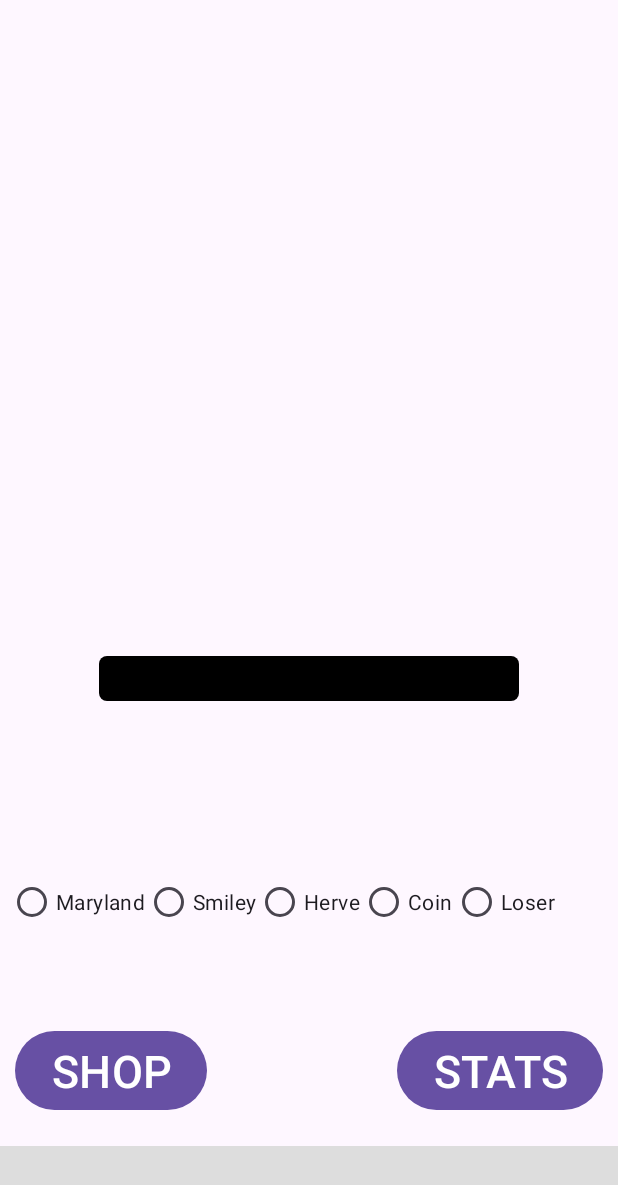
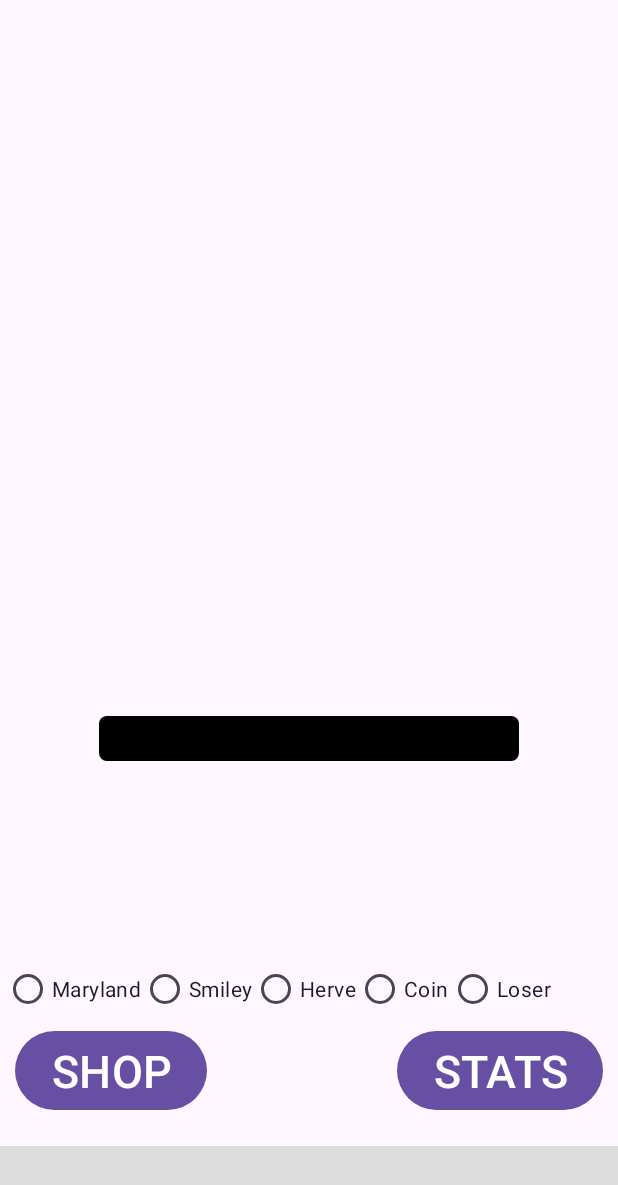
Before and after one commit to jreeves4/cookieClicker, an Android app: the layout activity_main.xml on its own in the app's theme, with its tools: preview values and no code run, on a phone screen of 412 x 824 dp. Shown: the top 1185 px of the screen. Run offline under Robolectric (Android 15) with nearby library versions, the phone set to English and light mode, and no system bars.

Commit message:
Minor layout update

```diff
--- a/app/src/main/res/layout/activity_main.xml
+++ b/app/src/main/res/layout/activity_main.xml
@@ -22,7 +22,7 @@
         android:layout_width="200dp"
         android:layout_height="200dp"
         android:id="@+id/cookie"
-        android:layout_marginTop="90dp"
+        android:layout_marginTop="130dp"
         android:layout_below="@id/score"
         android:layout_centerInParent="true"/>
 
@@ -76,10 +76,11 @@
         android:layout_width="match_parent"
         android:layout_height="wrap_content"
         android:id="@+id/radioGroup"
-        android:layout_marginTop="110dp"
+        android:layout_above="@id/shopButton"
         android:layout_marginStart="5dp"
         android:orientation="horizontal"
-        android:layout_below="@id/progressBar">
+        android:layout_centerHorizontal="true"
+        >
         <RadioButton android:id="@+id/rd_umd"
             android:layout_width="wrap_content"
             android:layout_height="wrap_content"
```
